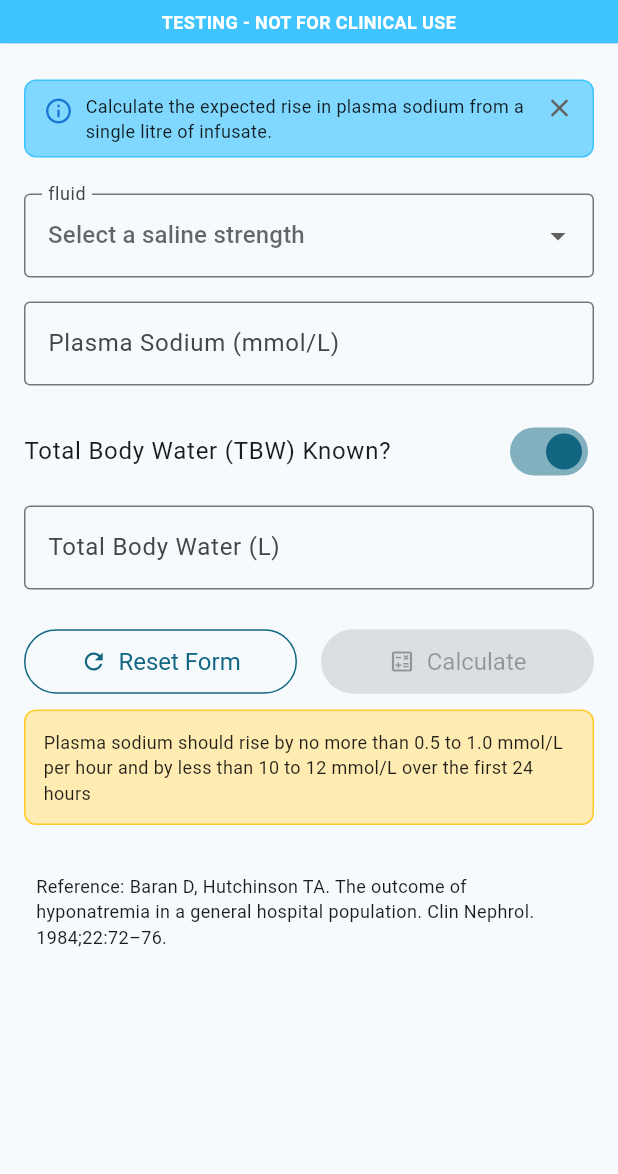
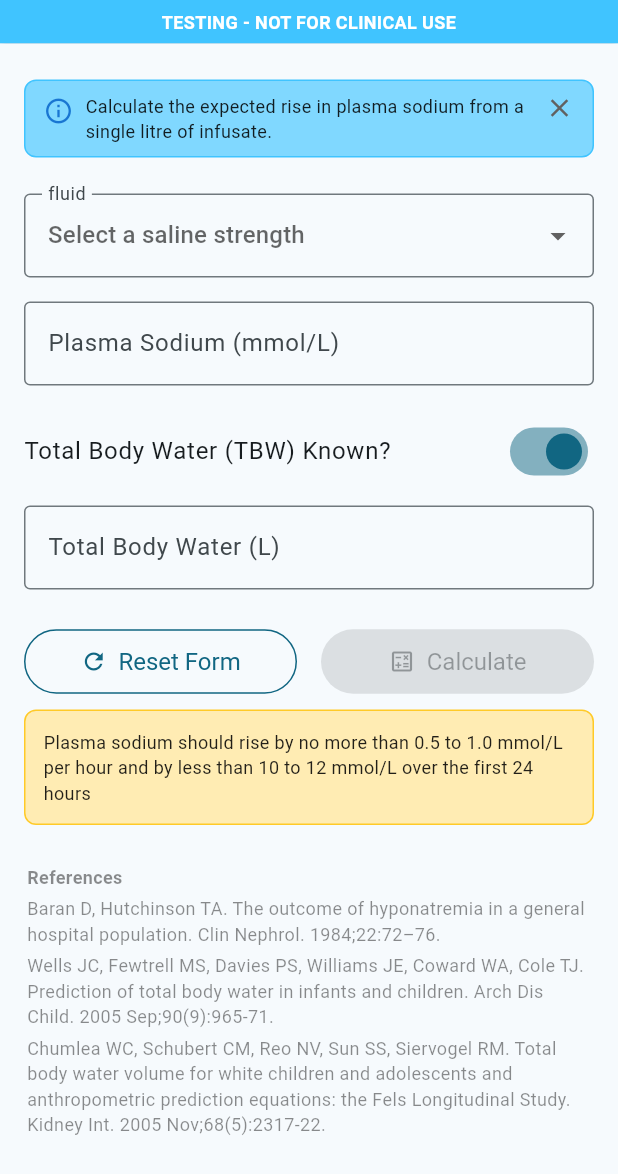
Before and after one commit to eatyourpeas/endocrinologist, a Flutter app: the SodiumPage widget shown alone on an empty page, opened directly, on a phone screen of 412 x 824 dp. Shown: the top 1174 px of the screen. Run offline on Flutter 3.47's test engine with Material 3 defaults, Android fonts, the phone set to English and light mode, and no system bars; our stand-ins replace google_fonts, syncfusion_flutter_charts; missing offline and left inert: normal.

Commit message:
adds two TBW references and methodology, updates UI

```diff
--- a/lib/calculations/salinecalculations.dart
+++ b/lib/calculations/salinecalculations.dart
@@ -19,12 +19,21 @@ double calculateDeltaSodium({
   return deltaSodium;
 }
 
-double totalBodyWaterUnderElevens({
+double totalBodyWater({
       required double age,
       required double height,
       required double weight,
       required Sex sex
 }){
+  // This function calculates total body water in infants, children and adolescents, based on two references:
+  // Wells JC, Fewtrell MS, Davies PS, Williams JE, Coward WA, Cole TJ. Prediction of total body water in infants and children. Arch Dis Child. 2005 Sep;90(9):965-71. doi: 10.1136/adc.2004.067538. PMID: 16113134; PMCID: PMC1720559.
+  // and
+  // Chumlea WC, Schubert CM, Reo NV, Sun SS, Siervogel RM. Total body water volume for white children and adolescents and anthropometric prediction equations: the Fels Longitudinal Study. Kidney Int. 2005 Nov;68(5):2317-22. doi: 10.1111/j.1523-1755.2005.00692.x. PMID: 16221235.
+  // Both use the deuterium dilution method. The Wells et al paper is acurate to 12y.
+  // This function therefore uses the Wells et al. method for the under 12s, Chumlea et al. method for > 12y
+  // Both methods accept the same parameters and return total body water in litres.
+
+  if (age <= 12) {
     // Wells JC, Fewtrell MS, Davies PS, Williams JE, Coward WA, Cole TJ. Prediction of total body water in infants and children. Arch Dis Child. 2005 Sep;90(9):965-71. doi: 10.1136/adc.2004.067538. PMID: 16113134; PMCID: PMC1720559.
     double constant = -2.952;
     double lnWt = 0.551;
@@ -32,10 +41,18 @@ double totalBodyWaterUnderElevens({
     double femaleConstant = -0.047;
     double ageConstant = 0.008;
 
-  double lnTotalBodyWeight = constant + lnWt * Math.log(weight) + lnHt * Math.log(height) + ageConstant * age;
+    double lnTotalBodyWater = constant + lnWt * Math.log(weight) +
+        lnHt * Math.log(height) + ageConstant * age;
     if (sex == Sex.female) {
-    lnTotalBodyWeight += femaleConstant;
+      lnTotalBodyWater += femaleConstant;
     }
 
-  return Math.exp(lnTotalBodyWeight);
+    return Math.exp(lnTotalBodyWater);
+  } else {
+    // Chumlea WC, Schubert CM, Reo NV, Sun SS, Siervogel RM. Total body water volume for white children and adolescents and anthropometric prediction equations: the Fels Longitudinal Study. Kidney Int. 2005 Nov;68(5):2317-22. doi: 10.1111/j.1523-1755.2005.00692.x. PMID: 16221235.
+    // TBW = −25.87 + 0.23 (stature) + 0.37(weight) for boys
+    // TBW = −14.77 + 0.18 (stature) + 0.25(weight) for girls.
+    double constant = sex == Sex.male ? -25.87 : -14.77;
+    return sex == Sex.male ? constant + (0.23 * height) + (0.37 * weight) : constant + (0.18 * height) + (0.25 * weight);;
   }
+}
--- a/lib/pages/sodium.dart
+++ b/lib/pages/sodium.dart
@@ -142,7 +142,7 @@ class _SodiumPageState extends State<SodiumPage>{
         return;
       }
       // Assuming your totalBodyWaterUnderElevens is available and correctly imported
-      totalBodyWaterValue = totalBodyWaterUnderElevens(
+      totalBodyWaterValue = totalBodyWater(
         age: age,
         height: height,
         weight: weight,
@@ -425,10 +425,10 @@ class _SodiumPageState extends State<SodiumPage>{
                   inputFormatters: [FilteringTextInputFormatter.allow(RegExp(r'^\d*\.?\d*'))],
                   validator: (value) {
                     if (_isTbwKnown) return null;
-                    return _validateDecimalField(value, 'age (decimal years)', min: 0.01, max: 11); // Max 11 for this func
+                    return _validateDecimalField(value, 'age (decimal years)', min: 0.01, max: 18); // Max 18y for this func
                   },
                   decoration: const InputDecoration(
-                    labelText: 'Age (decimal years, <11)',
+                    labelText: 'Age (decimal years)',
                     border: OutlineInputBorder(),
                   ),
                   onChanged: (_) => _checkFormValidity(),
@@ -541,19 +541,52 @@ class _SodiumPageState extends State<SodiumPage>{
                   ),
                 ),
               ),
-            const SizedBox(height: 16),
-            const Padding(
-              padding: EdgeInsets.all(8.0),
+              SizedBox(height: 16),
+              Padding(
+                padding: EdgeInsets.all(2),
                 child: Text(
-                'Reference: Baran D, Hutchinson TA. The outcome of hyponatremia in a general hospital population. Clin Nephrol. 1984;22:72–76.',
+                          'References',
                           textAlign: TextAlign.left,
-                style: TextStyle(fontSize: 12),
+                          style: TextStyle(
+                              fontSize: 12,
+                              fontWeight: FontWeight.bold,
+                              color: Colors.black45,
+                          ),
                         )),
-          ]
-        )
-    )
-    )
-    ));
+              Padding(
+                padding: EdgeInsets.all(2),
+                child: Text(
+                    'Baran D, Hutchinson TA. The outcome of hyponatremia in a general hospital population. Clin Nephrol. 1984;22:72–76.',
+                    textAlign: TextAlign.left,
+                    style: TextStyle(
+                      fontSize: 12,
+                      color: Colors.black45,
+                    ),
+                )),
+              Padding(
+                padding: EdgeInsets.all(2),
+                child: Text(
+                  'Wells JC, Fewtrell MS, Davies PS, Williams JE, Coward WA, Cole TJ. Prediction of total body water in infants and children. Arch Dis Child. 2005 Sep;90(9):965-71.',
+                  textAlign: TextAlign.left,
+                  style: TextStyle(
+                      fontSize: 12,
+                      color: Colors.black45,
+                ))),
+              Padding(
+                padding: EdgeInsets.all(2),
+                child: Text(
+                    'Chumlea WC, Schubert CM, Reo NV, Sun SS, Siervogel RM. Total body water volume for white children and adolescents and anthropometric prediction equations: the Fels Longitudinal Study. Kidney Int. 2005 Nov;68(5):2317-22.',
+                    textAlign: TextAlign.left,
+                    style: TextStyle(
+                        fontSize: 12,
+                        color: Colors.black45,
+                    ),
+                  )),
+            ],
+        ),
+      ),
+    ))
+    );
   }
 }
 
```
Lines whose indentation alone changed are shown as unchanged.
